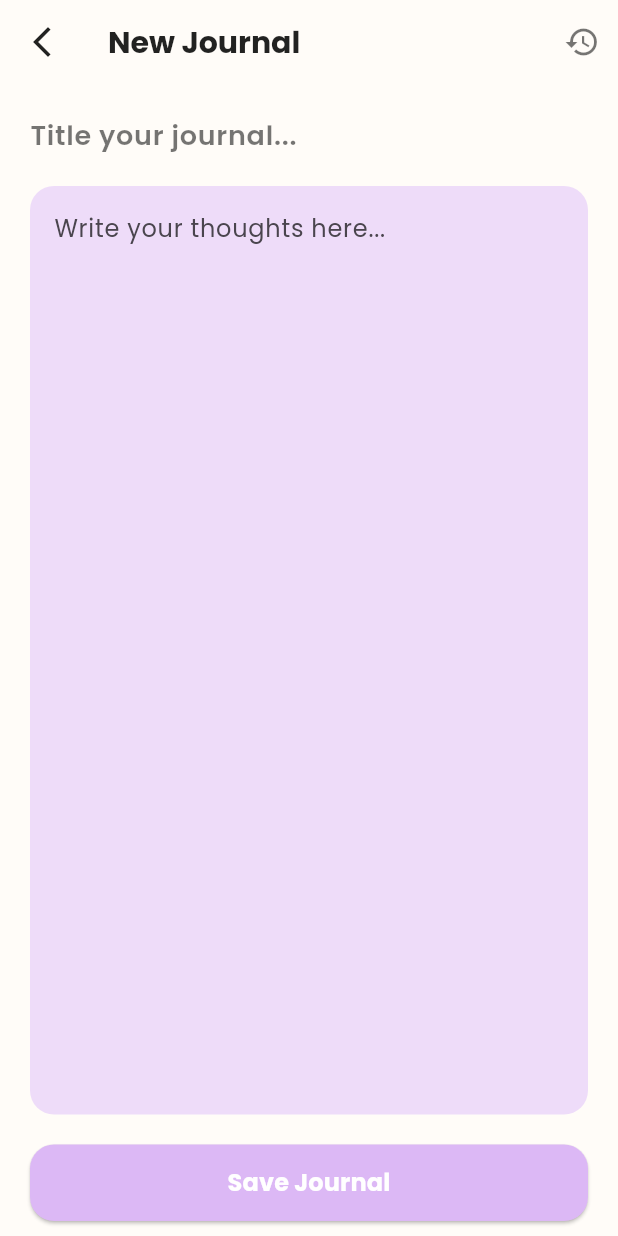
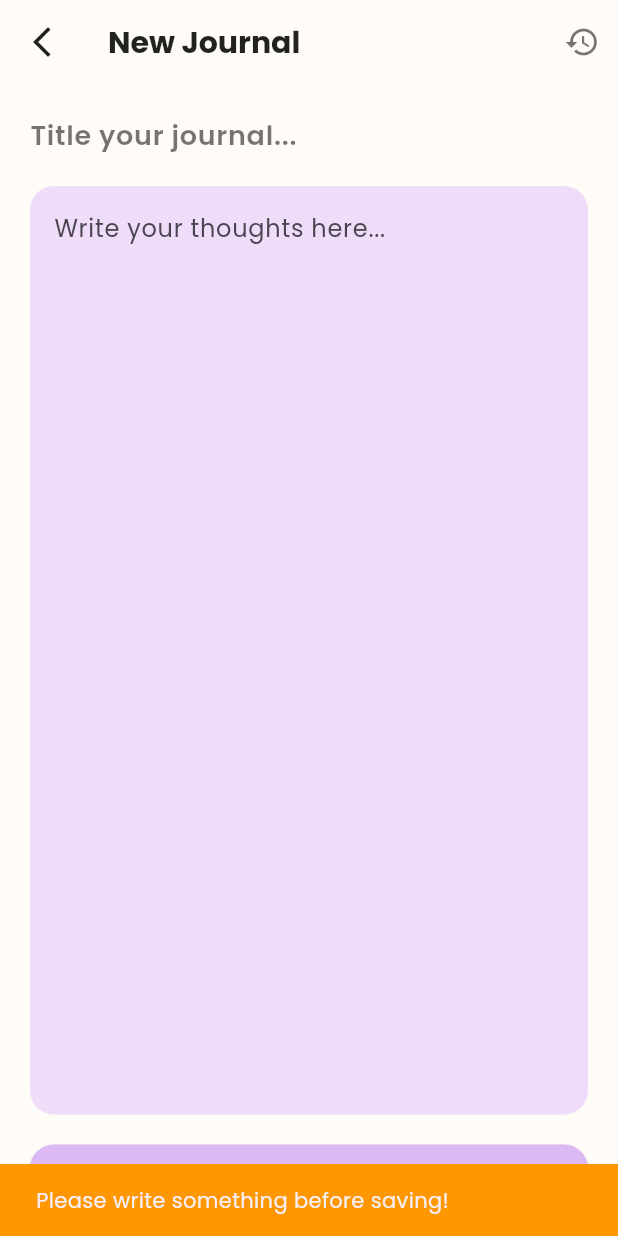
Before and after one commit to hasnat0006/SDP, a Flutter app: the JournalPage screen opened directly, after a tap on "Save Journal", on a phone screen of 412 x 824 dp. Run offline on Flutter 3.47's test engine with Material 3 defaults, Android fonts, the phone set to English and light mode, and no system bars; our stand-ins replace file_picker, fl_chart, flutter_dotenv, google_fonts, image_picker, permission_handler.

Commit message:
journal fixed

```diff
--- a/mindora/lib/backend/main_query.dart
+++ b/mindora/lib/backend/main_query.dart
@@ -38,6 +38,7 @@ Future<List<dynamic>> getFromBackend(String endpoint) async {
     throw Exception('Network error: $e');
   }
 }
+
 
 Future<List<dynamic>> postToBackend(
   String endpoint,
--- a/mindora/lib/journal/journal.dart
+++ b/mindora/lib/journal/journal.dart
@@ -3,8 +3,25 @@ import 'package:flutter/material.dart';
 import '../journal/journal_history.dart';
 import '../dashboard/p_dashboard.dart'; // <-- Add this import
 
-class JournalPage extends StatelessWidget {
+class JournalPage extends StatefulWidget {
   const JournalPage({super.key});
+
+  @override
+  State<JournalPage> createState() => _JournalPageState();
+}
+
+class _JournalPageState extends State<JournalPage> {
+  // Add TextEditingControllers to store field data
+  final TextEditingController _titleController = TextEditingController();
+  final TextEditingController _contentController = TextEditingController();
+
+  @override
+  void dispose() {
+    // Dispose controllers to prevent memory leaks
+    _titleController.dispose();
+    _contentController.dispose();
+    super.dispose();
+  }
 
   @override
   Widget build(BuildContext context) {
@@ -19,12 +36,20 @@ class JournalPage extends StatelessWidget {
             Navigator.pushReplacement(
               context,
               PageRouteBuilder(
-                pageBuilder: (context, animation, secondaryAnimation) => const MainNavBar(),
-                transitionsBuilder: (context, animation, secondaryAnimation, child) {
-                  const begin = Offset(-1.0, 0.0); // Slide from left to right
+                pageBuilder: (context, animation, secondaryAnimation) =>
+                    const MainNavBar(),
+                transitionsBuilder:
+                    (context, animation, secondaryAnimation, child) {
+                      const begin = Offset(
+                        -1.0,
+                        0.0,
+                      ); // Slide from left to right
                       const end = Offset.zero;
                       const curve = Curves.ease;
-                  final tween = Tween(begin: begin, end: end).chain(CurveTween(curve: curve));
+                      final tween = Tween(
+                        begin: begin,
+                        end: end,
+                      ).chain(CurveTween(curve: curve));
                       return SlideTransition(
                         position: animation.drive(tween),
                         child: child,
@@ -49,7 +74,9 @@ class JournalPage extends StatelessWidget {
             onPressed: () {
               Navigator.push(
                 context,
-                MaterialPageRoute(builder: (context) => const JournalHistoryPage()),
+                MaterialPageRoute(
+                  builder: (context) => const JournalHistoryPage(),
+                ),
               );
             },
           ),
@@ -60,13 +87,14 @@ class JournalPage extends StatelessWidget {
         child: Column(
           crossAxisAlignment: CrossAxisAlignment.start,
           children: [
-            const TextField(
-              decoration: InputDecoration(
+            TextField(
+              controller: _titleController,
+              decoration: const InputDecoration(
                 hintText: 'Title your journal...',
                 hintStyle: TextStyle(color: Colors.black54),
                 border: InputBorder.none,
               ),
-              style: TextStyle(fontSize: 18, fontWeight: FontWeight.w600),
+              style: const TextStyle(fontSize: 18, fontWeight: FontWeight.w600),
             ),
             const SizedBox(height: 10),
             Expanded(
@@ -76,11 +104,12 @@ class JournalPage extends StatelessWidget {
                   color: Color(0xFFEEDCF9),
                   borderRadius: BorderRadius.circular(16),
                 ),
-                child: const TextField(
+                child: TextField(
+                  controller: _contentController,
                   maxLines: null,
                   expands: true,
                   keyboardType: TextInputType.multiline,
-                  decoration: InputDecoration.collapsed(
+                  decoration: const InputDecoration.collapsed(
                     hintText: 'Write your thoughts here...',
                   ),
                 ),
@@ -98,7 +127,38 @@ class JournalPage extends StatelessWidget {
                   ),
                 ),
                 onPressed: () {
-                  // Save journal logic
+                  // Get the current values
+                  String title = _titleController.text.trim();
+                  String content = _contentController.text.trim();
+
+                  // Check if both fields have content
+                  if (title.isNotEmpty || content.isNotEmpty) {
+                    // Save journal logic here (you can add backend integration later)
+                    print('Journal Title: $title');
+                    print('Journal Content: $content');
+
+                    // Clear the text fields
+                    _titleController.clear();
+                    _contentController.clear();
+
+                    // Show success message
+                    ScaffoldMessenger.of(context).showSnackBar(
+                      const SnackBar(
+                        content: Text('Journal saved successfully!'),
+                        backgroundColor: Colors.green,
+                        duration: Duration(seconds: 2),
+                      ),
+                    );
+                  } else {
+                    // Show message if both fields are empty
+                    ScaffoldMessenger.of(context).showSnackBar(
+                      const SnackBar(
+                        content: Text('Please write something before saving!'),
+                        backgroundColor: Colors.orange,
+                        duration: Duration(seconds: 2),
+                      ),
+                    );
+                  }
                 },
                 child: const Text(
                   'Save Journal',
```
Lines whose indentation alone changed are shown as unchanged.
